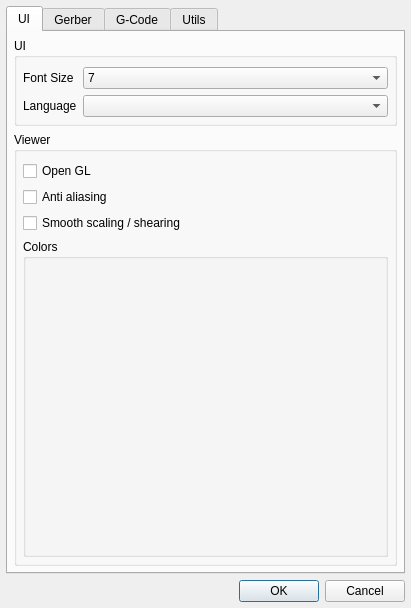
Qt form GGEasy/settingsdialog.ui (XRay3D/GERBER_X3) before a commit.
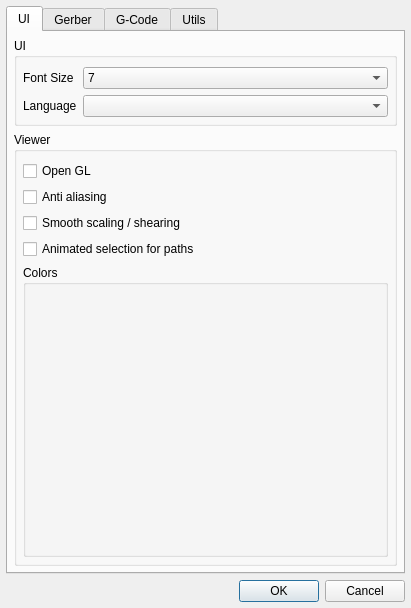
The same form after that commit. Custom widgets are drawn as their Qt base class.

What changed in the file:
```diff
--- a/GGEasy/settingsdialog.ui
+++ b/GGEasy/settingsdialog.ui
@@ -175,6 +175,13 @@
             </property>
            </widget>
           </item>
+          <item>
+           <widget class="QCheckBox" name="chbxAnimSelection">
+            <property name="text">
+             <string>Animated selection for paths</string>
+            </property>
+           </widget>
+          </item>
           <item>
            <widget class="QGroupBox" name="gbxColor">
             <property name="sizePolicy">
```
